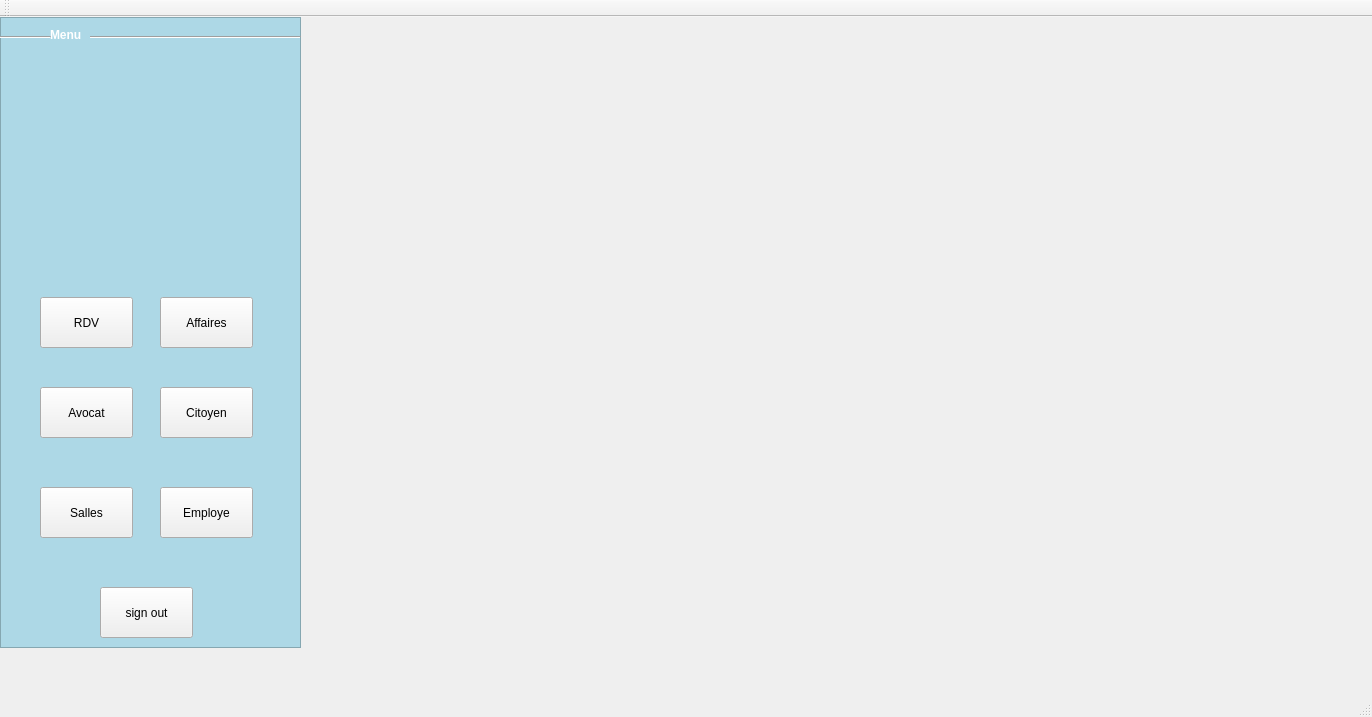
First picture: the form in mainwindow.ui, repository haithem000/Smart_Court_2A39, before the edit.
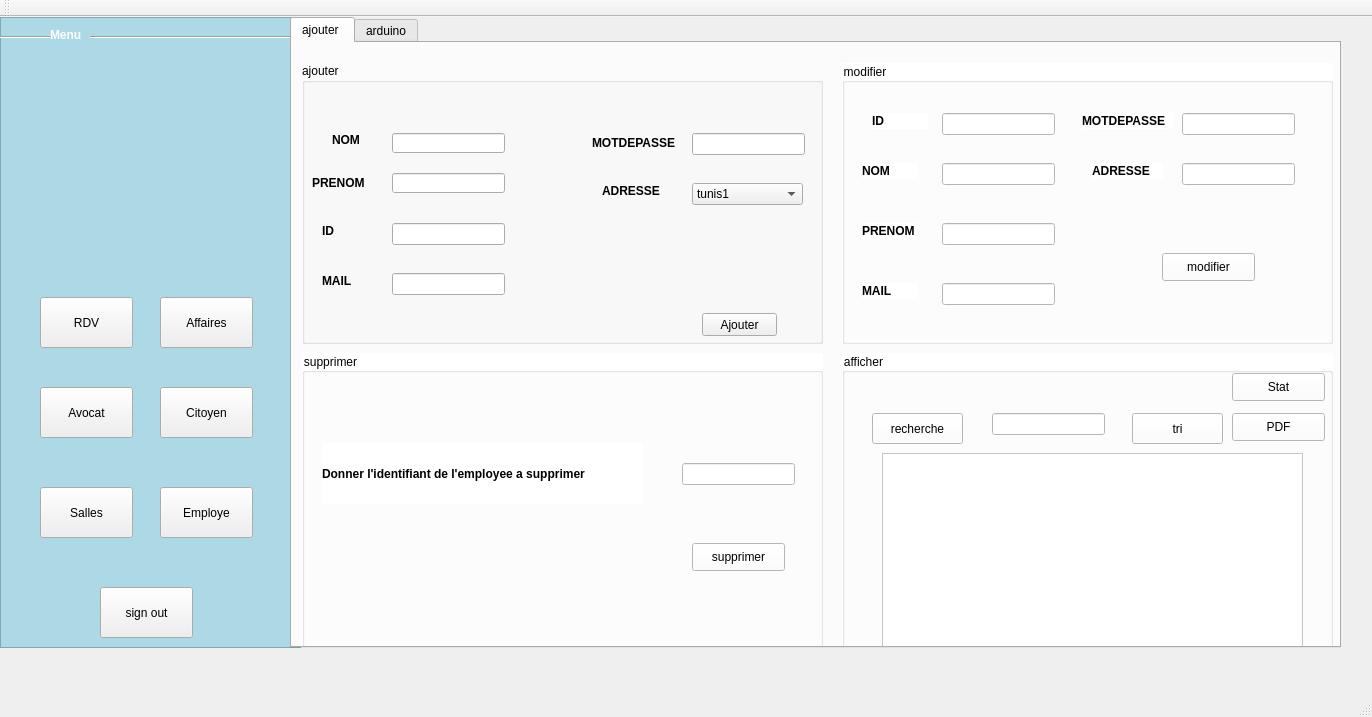
Second picture: the form after the edit. The open tabs and pages were chosen to show the change. Icons and pictures are not drawn.

What changed in the file:
```diff
--- a/mainwindow.ui
+++ b/mainwindow.ui
@@ -183,7 +183,7 @@
      <rect>
       <x>290</x>
       <y>0</y>
-      <width>1051</width>
+      <width>1081</width>
       <height>631</height>
      </rect>
     </property>
@@ -3667,7 +3667,654 @@
       </widget>
      </widget>
     </widget>
-    <widget class="QWidget" name="page_6"/>
+    <widget class="QWidget" name="page_6">
+     <widget class="QTabWidget" name="modifier">
+      <property name="geometry">
+       <rect>
+        <x>0</x>
+        <y>0</y>
+        <width>1051</width>
+        <height>631</height>
+       </rect>
+      </property>
+      <property name="styleSheet">
+       <string notr="true">background-color: rgb(C0, C0, C0);
+</string>
+      </property>
+      <property name="currentIndex">
+       <number>0</number>
+      </property>
+      <widget class="QWidget" name="tab_8">
+       <attribute name="title">
+        <string>ajouter </string>
+       </attribute>
+       <widget class="QGroupBox" name="groupBox">
+        <property name="geometry">
+         <rect>
+          <x>10</x>
+          <y>20</y>
+          <width>521</width>
+          <height>281</height>
+         </rect>
+        </property>
+        <property name="styleSheet">
+         <string notr="true">Qwiget
+{
+color:#b1b1b1;
+
+background-color: #4682b4
+}</string>
+        </property>
+        <property name="title">
+         <string>ajouter</string>
+        </property>
+        <widget class="QLabel" name="prenom_2">
+         <property name="geometry">
+          <rect>
+           <x>10</x>
+           <y>110</y>
+           <width>71</width>
+           <height>20</height>
+          </rect>
+         </property>
+         <property name="font">
+          <font>
+           <weight>75</weight>
+           <bold>true</bold>
+          </font>
+         </property>
+         <property name="text">
+          <string>PRENOM</string>
+         </property>
+        </widget>
+        <widget class="QLabel" name="nom_2">
+         <property name="geometry">
+          <rect>
+           <x>30</x>
+           <y>70</y>
+           <width>47</width>
+           <height>13</height>
+          </rect>
+         </property>
+         <property name="font">
+          <font>
+           <weight>75</weight>
+           <bold>true</bold>
+          </font>
+         </property>
+         <property name="text">
+          <string>NOM</string>
+         </property>
+        </widget>
+        <widget class="QLineEdit" name="le_nom">
+         <property name="geometry">
+          <rect>
+           <x>90</x>
+           <y>70</y>
+           <width>113</width>
+           <height>20</height>
+          </rect>
+         </property>
+        </widget>
+        <widget class="QLineEdit" name="le_prenom">
+         <property name="geometry">
+          <rect>
+           <x>90</x>
+           <y>110</y>
+           <width>113</width>
+           <height>20</height>
+          </rect>
+         </property>
+        </widget>
+        <widget class="QPushButton" name="pb_ajouter_3">
+         <property name="geometry">
+          <rect>
+           <x>400</x>
+           <y>250</y>
+           <width>75</width>
+           <height>23</height>
+          </rect>
+         </property>
+         <property name="text">
+          <string>Ajouter</string>
+         </property>
+        </widget>
+        <widget class="QLabel" name="id_3">
+         <property name="geometry">
+          <rect>
+           <x>20</x>
+           <y>160</y>
+           <width>56</width>
+           <height>16</height>
+          </rect>
+         </property>
+         <property name="font">
+          <font>
+           <weight>75</weight>
+           <bold>true</bold>
+          </font>
+         </property>
+         <property name="text">
+          <string>ID</string>
+         </property>
+        </widget>
+        <widget class="QLineEdit" name="le_id">
+         <property name="geometry">
+          <rect>
+           <x>90</x>
+           <y>160</y>
+           <width>113</width>
+           <height>22</height>
+          </rect>
+         </property>
+        </widget>
+        <widget class="QLabel" name="label_56">
+         <property name="geometry">
+          <rect>
+           <x>20</x>
+           <y>210</y>
+           <width>56</width>
+           <height>16</height>
+          </rect>
+         </property>
+         <property name="font">
+          <font>
+           <weight>75</weight>
+           <bold>true</bold>
+          </font>
+         </property>
+         <property name="text">
+          <string>MAIL</string>
+         </property>
+        </widget>
+        <widget class="QLineEdit" name="le_mail">
+         <property name="geometry">
+          <rect>
+           <x>90</x>
+           <y>210</y>
+           <width>113</width>
+           <height>22</height>
+          </rect>
+         </property>
+        </widget>
+        <widget class="QLineEdit" name="le_motdepasse">
+         <property name="geometry">
+          <rect>
+           <x>390</x>
+           <y>70</y>
+           <width>113</width>
+           <height>22</height>
+          </rect>
+         </property>
+        </widget>
+        <widget class="QLabel" name="motdepasse">
+         <property name="geometry">
+          <rect>
+           <x>290</x>
+           <y>70</y>
+           <width>91</width>
+           <height>20</height>
+          </rect>
+         </property>
+         <property name="font">
+          <font>
+           <weight>75</weight>
+           <bold>true</bold>
+          </font>
+         </property>
+         <property name="text">
+          <string>MOTDEPASSE</string>
+         </property>
+        </widget>
+        <widget class="QLabel" name="adresse_2">
+         <property name="geometry">
+          <rect>
+           <x>300</x>
+           <y>120</y>
+           <width>71</width>
+           <height>16</height>
+          </rect>
+         </property>
+         <property name="font">
+          <font>
+           <weight>75</weight>
+           <bold>true</bold>
+          </font>
+         </property>
+         <property name="text">
+          <string>ADRESSE</string>
+         </property>
+        </widget>
+        <widget class="QComboBox" name="l_adresse">
+         <property name="geometry">
+          <rect>
+           <x>390</x>
+           <y>120</y>
+           <width>111</width>
+           <height>22</height>
+          </rect>
+         </property>
+         <item>
+          <property name="text">
+           <string>tunis1</string>
+          </property>
+         </item>
+         <item>
+          <property name="text">
+           <string>tunis2</string>
+          </property>
+         </item>
+        </widget>
+       </widget>
+       <widget class="QGroupBox" name="groupBox_2">
+        <property name="geometry">
+         <rect>
+          <x>10</x>
+          <y>310</y>
+          <width>521</width>
+          <height>341</height>
+         </rect>
+        </property>
+        <property name="styleSheet">
+         <string notr="true">background-color: rgb(255, 255, 255);</string>
+        </property>
+        <property name="title">
+         <string>supprimer</string>
+        </property>
+        <widget class="QLabel" name="label_57">
+         <property name="geometry">
+          <rect>
+           <x>20</x>
+           <y>90</y>
+           <width>321</width>
+           <height>61</height>
+          </rect>
+         </property>
+         <property name="font">
+          <font>
+           <weight>75</weight>
+           <bold>true</bold>
+          </font>
+         </property>
+         <property name="text">
+          <string>Donner l'identifiant de l'employee a supprimer</string>
+         </property>
+        </widget>
+        <widget class="QLineEdit" name="le_id_supp">
+         <property name="geometry">
+          <rect>
+           <x>380</x>
+           <y>110</y>
+           <width>113</width>
+           <height>22</height>
+          </rect>
+         </property>
+        </widget>
+        <widget class="QPushButton" name="pb_supprimer_3">
+         <property name="geometry">
+          <rect>
+           <x>390</x>
+           <y>190</y>
+           <width>93</width>
+           <height>28</height>
+          </rect>
+         </property>
+         <property name="text">
+          <string>supprimer</string>
+         </property>
+        </widget>
+       </widget>
+       <widget class="QGroupBox" name="groupBox_4">
+        <property name="geometry">
+         <rect>
+          <x>550</x>
+          <y>20</y>
+          <width>491</width>
+          <height>281</height>
+         </rect>
+        </property>
+        <property name="styleSheet">
+         <string notr="true">background-color: rgb(255, 255, 255);</string>
+        </property>
+        <property name="title">
+         <string>modifier</string>
+        </property>
+        <widget class="QLabel" name="label_58">
+         <property name="geometry">
+          <rect>
+           <x>30</x>
+           <y>50</y>
+           <width>56</width>
+           <height>16</height>
+          </rect>
+         </property>
+         <property name="font">
+          <font>
+           <weight>75</weight>
+           <bold>true</bold>
+          </font>
+         </property>
+         <property name="text">
+          <string>ID</string>
+         </property>
+        </widget>
+        <widget class="QLineEdit" name="mod_ID">
+         <property name="geometry">
+          <rect>
+           <x>100</x>
+           <y>50</y>
+           <width>113</width>
+           <height>22</height>
+          </rect>
+         </property>
+        </widget>
+        <widget class="QLabel" name="label_59">
+         <property name="geometry">
+          <rect>
+           <x>20</x>
+           <y>100</y>
+           <width>56</width>
+           <height>16</height>
+          </rect>
+         </property>
+         <property name="font">
+          <font>
+           <weight>75</weight>
+           <bold>true</bold>
+          </font>
+         </property>
+         <property name="text">
+          <string>NOM</string>
+         </property>
+        </widget>
+        <widget class="QLineEdit" name="mod_NOM">
+         <property name="geometry">
+          <rect>
+           <x>100</x>
+           <y>100</y>
+           <width>113</width>
+           <height>22</height>
+          </rect>
+         </property>
+        </widget>
+        <widget class="QLabel" name="label_60">
+         <property name="geometry">
+          <rect>
+           <x>20</x>
+           <y>160</y>
+           <width>56</width>
+           <height>16</height>
+          </rect>
+         </property>
+         <property name="font">
+          <font>
+           <weight>75</weight>
+           <bold>true</bold>
+          </font>
+         </property>
+         <property name="text">
+          <string>PRENOM</string>
+         </property>
+        </widget>
+        <widget class="QLineEdit" name="mod_PRENOM">
+         <property name="geometry">
+          <rect>
+           <x>100</x>
+           <y>160</y>
+           <width>113</width>
+           <height>22</height>
+          </rect>
+         </property>
+        </widget>
+        <widget class="QLabel" name="label_61">
+         <property name="geometry">
+          <rect>
+           <x>20</x>
+           <y>220</y>
+           <width>56</width>
+           <height>16</height>
+          </rect>
+         </property>
+         <property name="font">
+          <font>
+           <weight>75</weight>
+           <bold>true</bold>
+          </font>
+         </property>
+         <property name="text">
+          <string>MAIL</string>
+         </property>
+        </widget>
+        <widget class="QLineEdit" name="mod_MAIL">
+         <property name="geometry">
+          <rect>
+           <x>100</x>
+           <y>220</y>
+           <width>113</width>
+           <height>22</height>
+          </rect>
+         </property>
+        </widget>
+        <widget class="QLineEdit" name="mod_MOTDEPASSE">
+         <property name="geometry">
+          <rect>
+           <x>340</x>
+           <y>50</y>
+           <width>113</width>
+           <height>22</height>
+          </rect>
+         </property>
+        </widget>
+        <widget class="QLabel" name="modepassee_3">
+         <property name="geometry">
+          <rect>
+           <x>240</x>
+           <y>50</y>
+           <width>91</width>
+           <height>16</height>
+          </rect>
+         </property>
+         <property name="font">
+          <font>
+           <weight>75</weight>
+           <bold>true</bold>
+          </font>
+         </property>
+         <property name="text">
+          <string>MOTDEPASSE</string>
+         </property>
+        </widget>
+        <widget class="QLineEdit" name="mod_ADRESSE">
+         <property name="geometry">
+          <rect>
+           <x>340</x>
+           <y>100</y>
+           <width>113</width>
+           <height>22</height>
+          </rect>
+         </property>
+        </widget>
+        <widget class="QLabel" name="adresse_3">
+         <property name="geometry">
+          <rect>
+           <x>250</x>
+           <y>100</y>
+           <width>71</width>
+           <height>16</height>
+          </rect>
+         </property>
+         <property name="font">
+          <font>
+           <weight>75</weight>
+           <bold>true</bold>
+          </font>
+         </property>
+         <property name="text">
+          <string>ADRESSE</string>
+         </property>
+        </widget>
+        <widget class="QPushButton" name="pb_modifier_3">
+         <property name="geometry">
+          <rect>
+           <x>320</x>
+           <y>190</y>
+           <width>93</width>
+           <height>28</height>
+          </rect>
+         </property>
+         <property name="text">
+          <string>modifier</string>
+         </property>
+        </widget>
+       </widget>
+       <widget class="QGroupBox" name="groupBox_3">
+        <property name="geometry">
+         <rect>
+          <x>550</x>
+          <y>310</y>
+          <width>491</width>
+          <height>341</height>
+         </rect>
+        </property>
+        <property name="styleSheet">
+         <string notr="true">background-color: rgb(255, 255, 255);</string>
+        </property>
+        <property name="title">
+         <string>afficher</string>
+        </property>
+        <widget class="QPushButton" name="recherche_2">
+         <property name="geometry">
+          <rect>
+           <x>30</x>
+           <y>60</y>
+           <width>91</width>
+           <height>31</height>
+          </rect>
+         </property>
+         <property name="text">
+          <string>recherche</string>
+         </property>
+        </widget>
+        <widget class="QLineEdit" name="le_id_supp_2">
+         <property name="geometry">
+          <rect>
+           <x>150</x>
+           <y>60</y>
+           <width>113</width>
+           <height>22</height>
+          </rect>
+         </property>
+        </widget>
+        <widget class="QPushButton" name="tri">
+         <property name="geometry">
+          <rect>
+           <x>290</x>
+           <y>60</y>
+           <width>91</width>
+           <height>31</height>
+          </rect>
+         </property>
+         <property name="text">
+          <string>tri</string>
+         </property>
+        </widget>
+        <widget class="QTableView" name="tab_employee">
+         <property name="geometry">
+          <rect>
+           <x>40</x>
+           <y>100</y>
+           <width>421</width>
+           <height>211</height>
+          </rect>
+         </property>
+        </widget>
+        <widget class="QPushButton" name="Pdf">
+         <property name="geometry">
+          <rect>
+           <x>390</x>
+           <y>60</y>
+           <width>93</width>
+           <height>28</height>
+          </rect>
+         </property>
+         <property name="text">
+          <string>PDF</string>
+         </property>
+        </widget>
+        <widget class="QPushButton" name="pushButton223">
+         <property name="geometry">
+          <rect>
+           <x>390</x>
+           <y>20</y>
+           <width>93</width>
+           <height>28</height>
+          </rect>
+         </property>
+         <property name="text">
+          <string>Stat</string>
+         </property>
+        </widget>
+       </widget>
+      </widget>
+      <widget class="QWidget" name="tab_9">
+       <attribute name="title">
+        <string>arduino</string>
+       </attribute>
+       <widget class="QPushButton" name="pb_modifier_4">
+        <property name="geometry">
+         <rect>
+          <x>350</x>
+          <y>150</y>
+          <width>93</width>
+          <height>28</height>
+         </rect>
+        </property>
+        <property name="text">
+         <string>ouvrir</string>
+        </property>
+       </widget>
+       <widget class="QPushButton" name="pb_modifier_5">
+        <property name="geometry">
+         <rect>
+          <x>510</x>
+          <y>150</y>
+          <width>93</width>
+          <height>28</height>
+         </rect>
+        </property>
+        <property name="text">
+         <string>fermer</string>
+        </property>
+       </widget>
+       <widget class="QLabel" name="modepassee_2">
+        <property name="geometry">
+         <rect>
+          <x>80</x>
+          <y>300</y>
+          <width>81</width>
+          <height>16</height>
+         </rect>
+        </property>
+        <property name="text">
+         <string>ETAT</string>
+        </property>
+       </widget>
+       <widget class="QLabel" name="label_62">
+        <property name="geometry">
+         <rect>
+          <x>280</x>
+          <y>300</y>
+          <width>81</width>
+          <height>16</height>
+         </rect>
+        </property>
+        <property name="text">
+         <string/>
+        </property>
+       </widget>
+      </widget>
+     </widget>
+    </widget>
    </widget>
    <zorder>textBrowser</zorder>
    <zorder>line_2</zorder>
```
Left out of the diff: 2 changed lines with no effect on the pictures.
